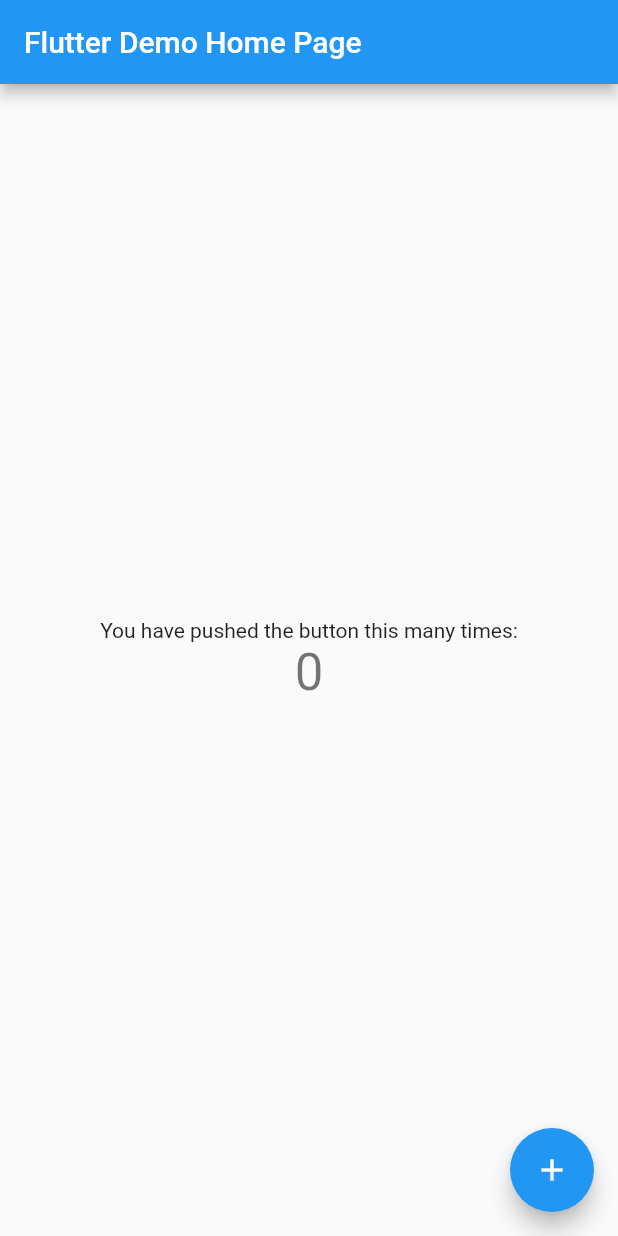
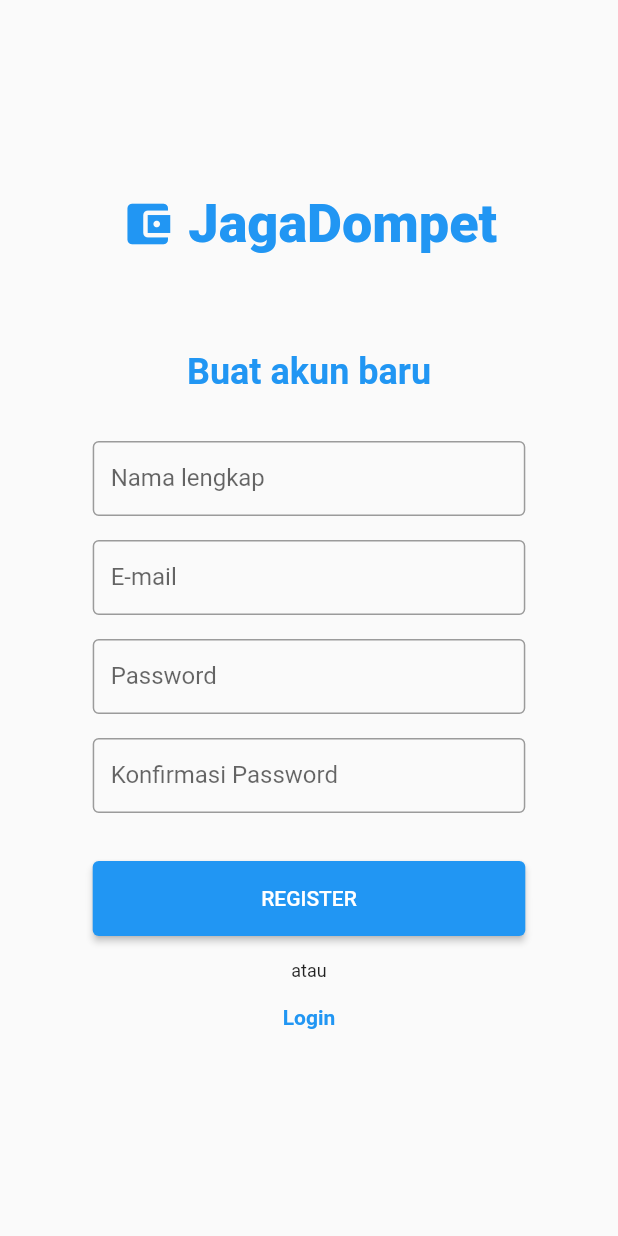
Before and after one commit to hifra01/jagadompet_flutter, a Flutter app: the screen it shows after launch, on a phone screen of 412 x 824 dp. Run offline on Flutter 3.47's test engine with Material 2 defaults, Android fonts, the phone set to English and light mode, and no system bars.

Commit message:
created login and register page

```diff
--- a/lib/main.dart
+++ b/lib/main.dart
@@ -1,4 +1,6 @@
 import 'package:flutter/material.dart';
+import 'package:jagadompet_flutter/pages/login_page.dart';
+import 'package:jagadompet_flutter/pages/register_page.dart';
 
 void main() {
   runApp(const MyApp());
@@ -13,103 +15,9 @@ class MyApp extends StatelessWidget {
     return MaterialApp(
       title: 'Flutter Demo',
       theme: ThemeData(
-        // This is the theme of your application.
-        //
-        // Try running your application with "flutter run". You'll see the
-        // application has a blue toolbar. Then, without quitting the app, try
-        // changing the primarySwatch below to Colors.green and then invoke
-        // "hot reload" (press "r" in the console where you ran "flutter run",
-        // or simply save your changes to "hot reload" in a Flutter IDE).
-        // Notice that the counter didn't reset back to zero; the application
-        // is not restarted.
         primarySwatch: Colors.blue,
       ),
-      home: const MyHomePage(title: 'Flutter Demo Home Page'),
+      home: const RegisterPage(),
     );
   }
 }
-
-class MyHomePage extends StatefulWidget {
-  const MyHomePage({Key? key, required this.title}) : super(key: key);
-
-  // This widget is the home page of your application. It is stateful, meaning
-  // that it has a State object (defined below) that contains fields that affect
-  // how it looks.
-
-  // This class is the configuration for the state. It holds the values (in this
-  // case the title) provided by the parent (in this case the App widget) and
-  // used by the build method of the State. Fields in a Widget subclass are
-  // always marked "final".
-
-  final String title;
-
-  @override
-  State<MyHomePage> createState() => _MyHomePageState();
-}
-
-class _MyHomePageState extends State<MyHomePage> {
-  int _counter = 0;
-
-  void _incrementCounter() {
-    setState(() {
-      // This call to setState tells the Flutter framework that something has
-      // changed in this State, which causes it to rerun the build method below
-      // so that the display can reflect the updated values. If we changed
-      // _counter without calling setState(), then the build method would not be
-      // called again, and so nothing would appear to happen.
-      _counter++;
-    });
-  }
-
-  @override
-  Widget build(BuildContext context) {
-    // This method is rerun every time setState is called, for instance as done
-    // by the _incrementCounter method above.
-    //
-    // The Flutter framework has been optimized to make rerunning build methods
-    // fast, so that you can just rebuild anything that needs updating rather
-    // than having to individually change instances of widgets.
-    return Scaffold(
-      appBar: AppBar(
-        // Here we take the value from the MyHomePage object that was created by
-        // the App.build method, and use it to set our appbar title.
-        title: Text(widget.title),
-      ),
-      body: Center(
-        // Center is a layout widget. It takes a single child and positions it
-        // in the middle of the parent.
-        child: Column(
-          // Column is also a layout widget. It takes a list of children and
-          // arranges them vertically. By default, it sizes itself to fit its
-          // children horizontally, and tries to be as tall as its parent.
-          //
-          // Invoke "debug painting" (press "p" in the console, choose the
-          // "Toggle Debug Paint" action from the Flutter Inspector in Android
-          // Studio, or the "Toggle Debug Paint" command in Visual Studio Code)
-          // to see the wireframe for each widget.
-          //
-          // Column has various properties to control how it sizes itself and
-          // how it positions its children. Here we use mainAxisAlignment to
-          // center the children vertically; the main axis here is the vertical
-          // axis because Columns are vertical (the cross axis would be
-          // horizontal).
-          mainAxisAlignment: MainAxisAlignment.center,
-          children: <Widget>[
-            const Text(
-              'You have pushed the button this many times:',
-            ),
-            Text(
-              '$_counter',
-              style: Theme.of(context).textTheme.headline4,
-            ),
-          ],
-        ),
-      ),
-      floatingActionButton: FloatingActionButton(
-        onPressed: _incrementCounter,
-        tooltip: 'Increment',
-        child: const Icon(Icons.add),
-      ), // This trailing comma makes auto-formatting nicer for build methods.
-    );
-  }
-}
--- /dev/null
+++ b/lib/pages/register_page.dart
@@ -0,0 +1,61 @@
+import 'package:flutter/material.dart';
+import 'package:jagadompet_flutter/widgets/app_logo.dart';
+import 'package:jagadompet_flutter/widgets/register_form.dart';
+
+class RegisterPage extends StatelessWidget {
+  const RegisterPage({Key? key}) : super(key: key);
+
+  @override
+  Widget build(BuildContext context) {
+    return Scaffold(
+      body: SingleChildScrollView(
+        child: Center(
+          child: Column(
+            mainAxisAlignment: MainAxisAlignment.center,
+            crossAxisAlignment: CrossAxisAlignment.center,
+            children: [
+              const SizedBox(
+                height: 128,
+              ),
+              AppLogo(
+                size: 36,
+                color: Theme.of(context).primaryColor,
+              ),
+              const SizedBox(
+                height: 64,
+              ),
+              Text(
+                'Buat akun baru',
+                style: TextStyle(
+                  fontSize: 24,
+                  color: Theme.of(context).primaryColor,
+                  fontWeight: FontWeight.bold,
+                ),
+              ),
+              const SizedBox(
+                height: 32,
+              ),
+              const RegisterForm(),
+              const SizedBox(
+                height: 16,
+              ),
+              const Text(
+                'atau',
+                style: TextStyle(fontSize: 12),
+              ),
+              TextButton(
+                onPressed: () {},
+                child: const Text(
+                  'Login',
+                  style: TextStyle(
+                    fontWeight: FontWeight.bold,
+                  ),
+                ),
+              )
+            ],
+          ),
+        ),
+      ),
+    );
+  }
+}
--- /dev/null
+++ b/lib/widgets/app_logo.dart
@@ -0,0 +1,34 @@
+import 'package:flutter/material.dart';
+
+class AppLogo extends StatelessWidget {
+  final double size;
+  final Color color;
+  const AppLogo({Key? key, required this.size, required this.color})
+      : super(key: key);
+
+  @override
+  Widget build(BuildContext context) {
+    return Row(
+      mainAxisAlignment: MainAxisAlignment.center,
+      crossAxisAlignment: CrossAxisAlignment.center,
+      children: [
+        Icon(
+          Icons.account_balance_wallet,
+          size: size,
+          color: color,
+        ),
+        SizedBox(
+          width: size / 4,
+        ),
+        Text(
+          'JagaDompet',
+          style: TextStyle(
+            fontSize: size,
+            fontWeight: FontWeight.w900,
+            color: color,
+          ),
+        ),
+      ],
+    );
+  }
+}
--- /dev/null
+++ b/lib/widgets/register_form.dart
@@ -0,0 +1,103 @@
+import 'package:flutter/material.dart';
+
+class RegisterForm extends StatefulWidget {
+  const RegisterForm({Key? key}) : super(key: key);
+
+  @override
+  _RegisterFormState createState() => _RegisterFormState();
+}
+
+class _RegisterFormState extends State<RegisterForm> {
+  late TextEditingController _fullNameController;
+  late TextEditingController _emailController;
+  late TextEditingController _passwordController;
+  late TextEditingController _confirmPasswordController;
+
+  @override
+  void initState() {
+    super.initState();
+    _fullNameController = TextEditingController();
+    _emailController = TextEditingController();
+    _passwordController = TextEditingController();
+    _confirmPasswordController = TextEditingController();
+  }
+
+  @override
+  void dispose() {
+    _fullNameController.dispose();
+    _emailController.dispose();
+    _passwordController.dispose();
+    _confirmPasswordController.dispose();
+    super.dispose();
+  }
+
+  @override
+  Widget build(BuildContext context) {
+    final double inputWidth = MediaQuery.of(context).size.width * 0.7;
+    const double inputHeight = 50;
+    return Column(
+      children: [
+        ConstrainedBox(
+          constraints: BoxConstraints.tight(Size(inputWidth, inputHeight)),
+          child: TextFormField(
+            decoration: const InputDecoration(
+              label: Text('Nama lengkap'),
+              border: OutlineInputBorder(),
+            ),
+            controller: _fullNameController,
+          ),
+        ),
+        const SizedBox(
+          height: 16,
+        ),
+        ConstrainedBox(
+          constraints: BoxConstraints.tight(Size(inputWidth, inputHeight)),
+          child: TextFormField(
+            decoration: const InputDecoration(
+              label: Text('E-mail'),
+              border: OutlineInputBorder(),
+            ),
+            controller: _emailController,
+          ),
+        ),
+        const SizedBox(
+          height: 16,
+        ),
+        ConstrainedBox(
+          constraints: BoxConstraints.tight(Size(inputWidth, inputHeight)),
+          child: TextFormField(
+            decoration: const InputDecoration(
+              label: Text('Password'),
+              border: OutlineInputBorder(),
+            ),
+            obscureText: true,
+            controller: _passwordController,
+          ),
+        ),
+        const SizedBox(
+          height: 16,
+        ),
+        ConstrainedBox(
+          constraints: BoxConstraints.tight(Size(inputWidth, inputHeight)),
+          child: TextFormField(
+            decoration: const InputDecoration(
+              label: Text('Konfirmasi Password'),
+              border: OutlineInputBorder(),
+            ),
+            obscureText: true,
+            controller: _confirmPasswordController,
+          ),
+        ),
+        const SizedBox(
+          height: 32,
+        ),
+        ElevatedButton(
+          onPressed: () {},
+          child: const Text('REGISTER'),
+          style: ElevatedButton.styleFrom(
+              fixedSize: Size(inputWidth, inputHeight)),
+        )
+      ],
+    );
+  }
+}
```
Also changed, not shown: lib/pages/login_page.dart (added, +61 -0 lines), lib/widgets/login_form.dart (added, +70 -0 lines).
